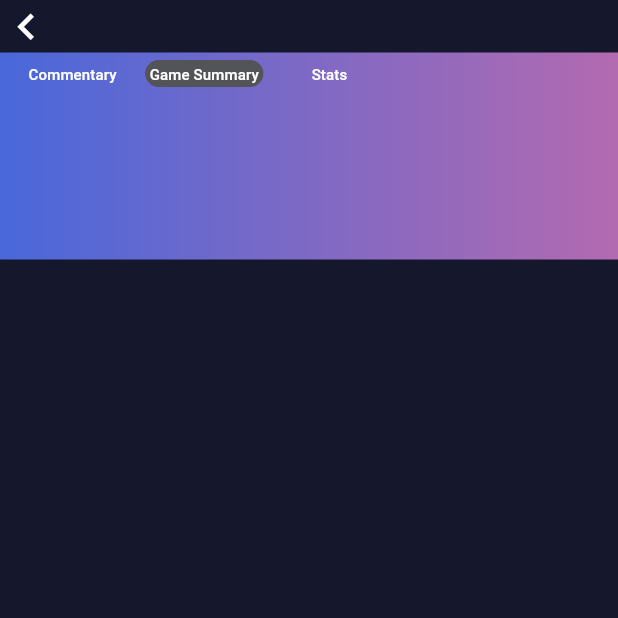
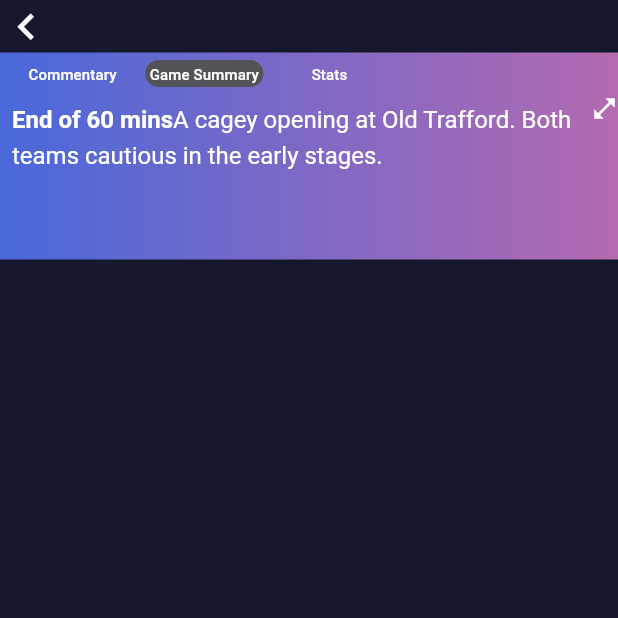
Before and after one commit to butterfly026/SportsSocial, a Flutter app: the BannerWorkPage screen opened by its route, tab 2 chosen, on a phone screen of 412 x 824 dp, the top half of it. Run offline on Flutter 3.47's test engine with Material 3 defaults, Android fonts, the phone set to English and light mode, and no system bars; our stand-ins replace cached_network_image, cloud_firestore, firebase_core, get_it, go_router; accounts and stored records are empty.

Commit message:
Banner Summary Tab with mock data

```diff
--- a/lib/views/banner_work/components/banner_header.dart
+++ b/lib/views/banner_work/components/banner_header.dart
@@ -1,5 +1,6 @@
 import 'package:flutter/material.dart';
 import 'package:sport_social_mobile_mock/views/banner_work/components/commentary_widget.dart';
+import 'package:sport_social_mobile_mock/views/banner_work/components/game_summary_widget.dart';
 
 class BannerHeader extends StatefulWidget {
   const BannerHeader({super.key});
@@ -80,7 +81,7 @@ class _BannerHeaderState extends State<BannerHeader>
       case 0:
         return const CommentaryWidget(displayMode: 0);
       case 1:
-        return Container();
+        return const GameSummaryWidget(displayMode: 0);
       case 2:
         return Container();
       default:
--- /dev/null
+++ b/lib/views/banner_work/components/game_summary_widget.dart
@@ -0,0 +1,75 @@
+import 'package:flutter/material.dart';
+import 'package:sport_social_mobile_mock/services/live_game_service.dart';
+import 'package:sport_social_mobile_mock/services/service_locator.dart';
+
+class GameSummaryWidget extends StatefulWidget {
+  final int displayMode;
+  const GameSummaryWidget({super.key, required this.displayMode});
+
+  @override
+  GameSummaryWidgetState createState() => GameSummaryWidgetState();
+}
+
+class GameSummaryWidgetState extends State<GameSummaryWidget> {
+  final dataMockService = ServiceLocator.get<LiveGameService>();
+
+  @override
+  void initState() {
+    super.initState();
+  }
+
+  Widget _getGameSummaryItem() {
+    return RichText(
+      text: const TextSpan(
+        style: TextStyle(fontSize: 16.0, color: Colors.white, height: 1.5),
+        children: <TextSpan>[
+          TextSpan(
+              text: 'End of 60 mins',
+              style: TextStyle(fontWeight: FontWeight.bold)),
+          TextSpan(
+              text:
+                  'A cagey opening at Old Trafford. Both teams cautious in the early stages. '),
+        ],
+      ),
+    );
+  }
+
+  Widget _getGameSummaryList() {
+    return Expanded(
+      child: Padding(
+        padding: const EdgeInsets.symmetric(horizontal: 8.0, vertical: 3.0),
+        child: Column(
+          children: [
+            Expanded(
+              child: SingleChildScrollView(
+                child: _getGameSummaryItem(),
+              ),
+            )
+          ],
+        ),
+      ),
+    );
+  }
+
+  Widget _getExpandIcon() {
+    return GestureDetector(
+      onTap: () {},
+      child: const Icon(
+        Icons.open_in_full,
+        color: Colors.white,
+        size: 18,
+      ),
+    );
+  }
+
+  @override
+  Widget build(BuildContext context) {
+    return Row(
+      crossAxisAlignment: CrossAxisAlignment.start,
+      children: [
+        _getGameSummaryList(),
+        _getExpandIcon(),
+      ],
+    );
+  }
+}
```
